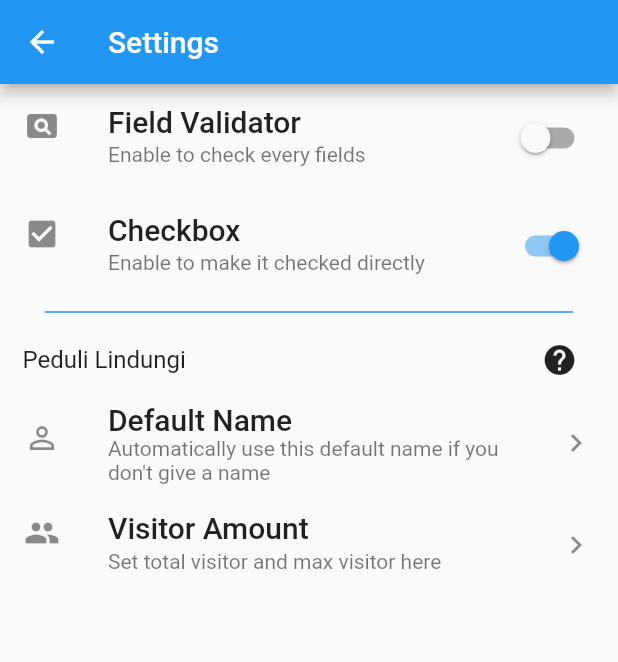
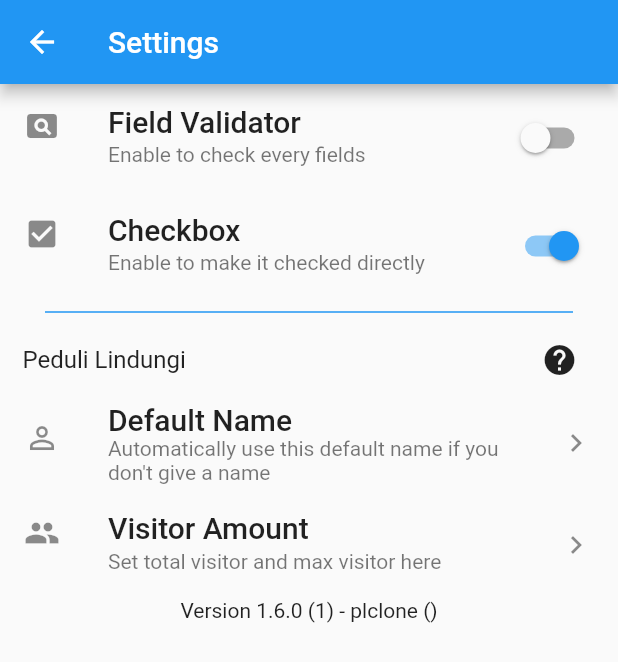
Before and after one commit to zerowu49/plclone, a Flutter app: the screen it shows after launch, after a tap on the "settings" icon, on a phone screen of 412 x 824 dp. Shown: the top 662 px of the screen. Run offline on Flutter 3.47's test engine with Material 2 defaults, Android fonts, the phone set to English and light mode, and no system bars; our stand-ins replace flutter_icons, get, package_info_plus, shared_preferences, sizer, styled_text.

Commit message:
feat: add version & increment version

```diff
--- a/lib/controller/data_controller.dart
+++ b/lib/controller/data_controller.dart
@@ -2,6 +2,7 @@ import 'dart:developer';
 import 'dart:io';
 
 import 'package:get/get.dart';
+import 'package:package_info_plus/package_info_plus.dart';
 import 'package:plclone/utils/const.dart';
 import 'package:shared_preferences/shared_preferences.dart';
 
@@ -21,9 +22,14 @@ class DataController extends GetxController {
   // Variable is in String but input is in number
   RxString totalVisitor = "89".obs;
   RxString maxVisitor = "1000".obs;
+  RxString versionName = "".obs;
 
   @override
   void onInit() async {
+    /// Get Version Name
+    getVersionName();
+
+    /// Get Local DB data
     try {
       // Obtain shared preferences.
       final prefs = await SharedPreferences.getInstance();
@@ -49,6 +55,19 @@ class DataController extends GetxController {
     super.onInit();
   }
 
+  /// GET APP VERSION
+  void getVersionName() async {
+    PackageInfo packageInfo = await PackageInfo.fromPlatform();
+
+    String appName = packageInfo.appName;
+    String packageName = packageInfo.packageName;
+    String version = packageInfo.version;
+    String buildNumber = packageInfo.buildNumber;
+
+    versionName.value =
+        "Version $version ($buildNumber) - $appName ($packageName)";
+  }
+
   void saveDefaultName() async {
     // Obtain shared preferences.
     final prefs = await SharedPreferences.getInstance();
--- a/lib/page/settings_page.dart
+++ b/lib/page/settings_page.dart
@@ -1,7 +1,6 @@
 import 'package:flutter/material.dart';
 import 'package:get/get.dart';
 import 'package:plclone/controller/data_controller.dart';
-import 'package:plclone/utils/const.dart';
 import 'package:plclone/widget/custom_field_form.dart';
 import 'package:sizer/sizer.dart';
 
@@ -178,6 +177,7 @@ class SettingsPage extends StatelessWidget {
                   );
                 },
               ),
+              Center(child: Text(_controller.versionName.value)),
             ],
           ),
         ),
--- a/pubspec.yaml
+++ b/pubspec.yaml
@@ -15,7 +15,7 @@ publish_to: "none" # Remove this line if you wish to publish to pub.dev
 # In iOS, build-name is used as CFBundleShortVersionString while build-number used as CFBundleVersion.
 # Read more about iOS versioning at
 # https://developer.apple.com/library/archive/documentation/General/Reference/InfoPlistKeyReference/Articles/CoreFoundationKeys.html
-version: 1.5.0+1
+version: 1.6.0+1
 
 environment:
   sdk: ">=2.12.0 <3.0.0"
@@ -32,6 +32,8 @@ dependencies:
       url: https://github.com/adarsh-technocrat/flutter-icons.git
       branch: null-safety-migration
   shared_preferences: ^2.0.15
+  package_info_plus: ^3.0.2
+
 
   # The following adds the Cupertino Icons font to your application.
   # Use with the CupertinoIcons class for iOS style icons.
```
Also changed, not shown: pubspec.lock.
